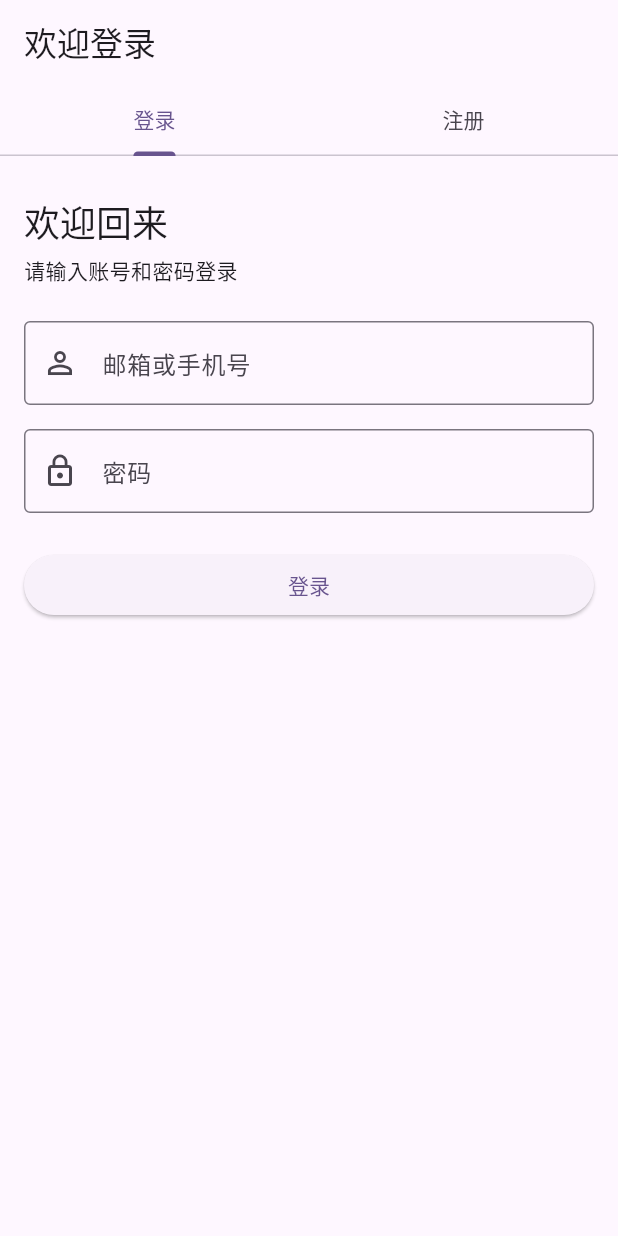
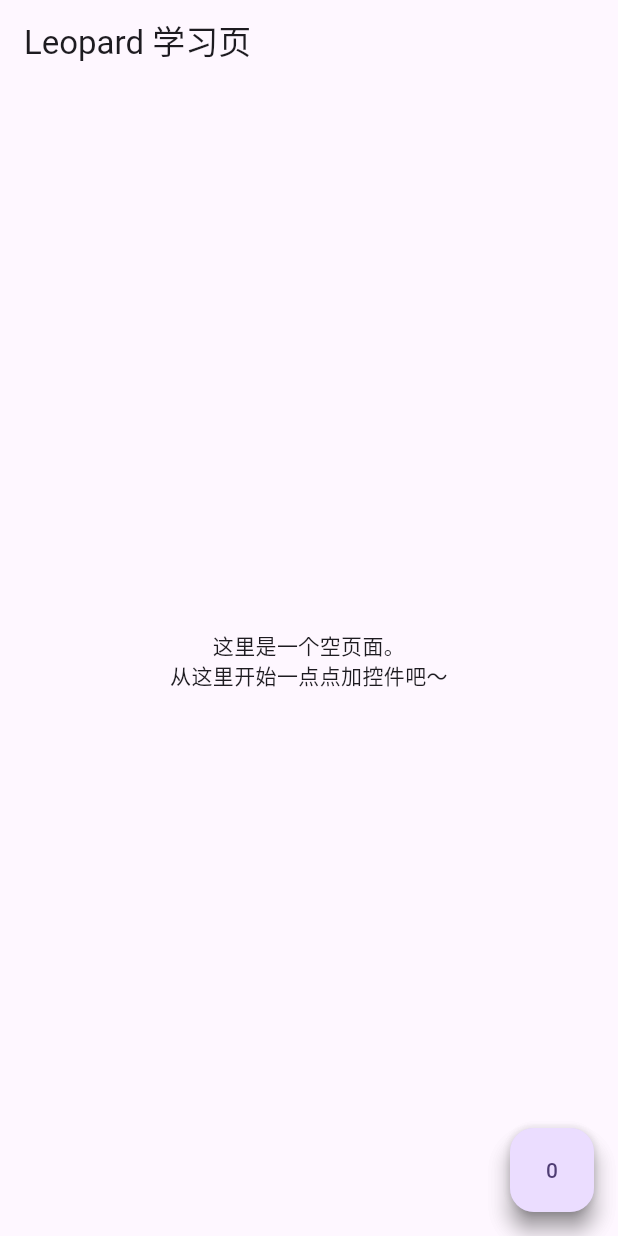
Before and after one commit to tlmile/flutter-leopard, a Flutter app: the screen it shows after launch, on a phone screen of 412 x 824 dp. Run offline on Flutter 3.47's test engine with Material 3 defaults, Android fonts, the phone set to English and light mode, and no system bars.

Commit message:
docs day02 快捷键

```diff
--- a/lib/main.dart
+++ b/lib/main.dart
@@ -1,249 +1,107 @@
+import 'package:flutter/foundation.dart';
 import 'package:flutter/material.dart';
 
-void main() {
-  runApp(const LeopardApp());
+void main() {//程序入口
+  runApp(const LeopardApp());//启动一个叫LeopardApp的应用
 }
 
+//整个APP的根widget 你写的所有页面、控件、按钮、文字 等都必须挂在这个根widget上
+// 整个app的大框架、地基
 class LeopardApp extends StatelessWidget {
   const LeopardApp({super.key});
 
   @override
   Widget build(BuildContext context) {
     return MaterialApp(
-      debugShowCheckedModeBanner: false,
-      title: 'Leopard Auth',
+      debugShowCheckedModeBanner: true,
+      title: 'Leopard Demo', //Android 上：在“最近任务列表”（多任务切换界面）里显示，web浏览器tab上的标题
       theme: ThemeData(
         colorSchemeSeed: Colors.deepPurple,
-        useMaterial3: true,
+        useMaterial3: true,//使用material design3风格
         inputDecorationTheme: const InputDecorationTheme(
           border: OutlineInputBorder(),
-        ),
+        ),//为所有的输入框，配置统一样式：都会有外边框
       ),
-      home: const _AuthPage(),
+      home: const HomePage(), // 现在首页就是一个空白模板
     );
   }
 }
 
-class _AuthPage extends StatelessWidget {
-  const _AuthPage();
+// main()
+// │
+// └── runApp(LeopardApp)
+//   │
+//   └── LeopardApp.build()
+//     │
+//     └── return MaterialApp
+//       │
+//       └── home: HomePage
+
+/// 从这里开始你可以一点点练习搭界面
+class HomePage extends StatelessWidget {
+  const HomePage({super.key});
 
   @override
   Widget build(BuildContext context) {
-    return DefaultTabController(
-      length: 2,
-      child: Scaffold(
-        appBar: AppBar(
-          title: const Text('欢迎登录'),
-          bottom: const TabBar(
-            tabs: [
-              Tab(text: '登录'),
-              Tab(text: '注册'),
-            ],
-          ),
+    return Scaffold(
+      appBar: AppBar(
+        title: const Text('Leopard 学习页'),
+      ),
+      body: const Center(
+        child: Text(
+          '这里是一个空页面。\n从这里开始一点点加控件吧～',
+          textAlign: TextAlign.center,
         ),
-        body: const SafeArea(
-          child: TabBarView(
-            children: [
-              _LoginForm(),
-              _RegisterForm(),
-            ],
-          ),
-        ),
+      ),
+      floatingActionButton: FloatingActionButton(
+          onPressed: () {},
+        child: const CounterFab(),
       ),
     );
   }
 }
 
-class _LoginForm extends StatefulWidget {
-  const _LoginForm();
+class CounterFab extends StatefulWidget {
+  const CounterFab({super.key});
 
   @override
-  State<_LoginForm> createState() => _LoginFormState();
+  State<CounterFab> createState() => _CounterFabState();
 }
 
-class _LoginFormState extends State<_LoginForm> {
-  final GlobalKey<FormState> _formKey = GlobalKey<FormState>();
-  final TextEditingController _accountController = TextEditingController();
-  final TextEditingController _passwordController = TextEditingController();
+class _CounterFabState extends State<CounterFab> {
+  int _count = 0;
 
   @override
-  void dispose() {
-    _accountController.dispose();
-    _passwordController.dispose();
-    super.dispose();
+  void initState() {
+    // TODO: implement initState
+    super.initState();
+    print('Counterfab initstate');
   }
 
-  void _submit() {
-    final bool isValid = _formKey.currentState?.validate() ?? false;
-    if (!isValid) return;
+  @override
+  Widget build(BuildContext context) {
+    // 每次 setState 触发重建时，都会打印这里
+    if (kDebugMode) {
+      print('CounterFab build, _count = $_count');
+    }
 
-    ScaffoldMessenger.of(context).showSnackBar(
-      SnackBar(
-        content: Text('登录成功：${_accountController.text.trim()}'),
-      ),
+    return FloatingActionButton(
+      heroTag: null,
+      onPressed: () {
+        setState(() {
+          _count ++;
+        });
+      },
+      child: Text('$_count'),
     );
   }
 
   @override
-  Widget build(BuildContext context) {
-    return SingleChildScrollView(
-      padding: const EdgeInsets.all(16),
-      child: Form(
-        key: _formKey,
-        child: Column(
-          crossAxisAlignment: CrossAxisAlignment.stretch,
-          children: [
-            const SizedBox(height: 12),
-            Text('欢迎回来', style: Theme.of(context).textTheme.headlineSmall),
-            const SizedBox(height: 6),
-            Text(
-              '请输入账号和密码登录',
-              style: Theme.of(context).textTheme.bodyMedium,
-            ),
-            const SizedBox(height: 24),
-            TextFormField(
-              controller: _accountController,
-              decoration: const InputDecoration(
-                labelText: '邮箱或手机号',
-                prefixIcon: Icon(Icons.person_outline),
-              ),
-              validator: (value) {
-                if (value == null || value.trim().isEmpty) {
-                  return '请输入账号';
-                }
-                return null;
-              },
-            ),
-            const SizedBox(height: 16),
-            TextFormField(
-              controller: _passwordController,
-              decoration: const InputDecoration(
-                labelText: '密码',
-                prefixIcon: Icon(Icons.lock_outline),
-              ),
-              obscureText: true,
-              validator: (value) {
-                if (value == null || value.trim().isEmpty) {
-                  return '请输入密码';
-                }
-                return null;
-              },
-            ),
-            const SizedBox(height: 24),
-            ElevatedButton(
-              onPressed: _submit,
-              child: const Text('登录'),
-            ),
-          ],
-        ),
-      ),
-    );
+  void dispose() {
+    if (kDebugMode) {
+      print('CounterFab dispose');
+    }
+    // TODO: implement dispose
+    super.dispose();
   }
 }
-
-class _RegisterForm extends StatefulWidget {
-  const _RegisterForm();
-
-  @override
-  State<_RegisterForm> createState() => _RegisterFormState();
-}
-
-class _RegisterFormState extends State<_RegisterForm> {
-  final GlobalKey<FormState> _formKey = GlobalKey<FormState>();
-  final TextEditingController _nameController = TextEditingController();
-  final TextEditingController _emailController = TextEditingController();
-  final TextEditingController _passwordController = TextEditingController();
-
-  @override
-  void dispose() {
-    _nameController.dispose();
-    _emailController.dispose();
-    _passwordController.dispose();
-    super.dispose();
-  }
-
-  void _submit() {
-    final bool isValid = _formKey.currentState?.validate() ?? false;
-    if (!isValid) return;
-
-    ScaffoldMessenger.of(context).showSnackBar(
-      SnackBar(
-        content: Text('注册成功：${_emailController.text.trim()}'),
-      ),
-    );
-  }
-
-  @override
-  Widget build(BuildContext context) {
-    return SingleChildScrollView(
-      padding: const EdgeInsets.all(16),
-      child: Form(
-        key: _formKey,
-        child: Column(
-          crossAxisAlignment: CrossAxisAlignment.stretch,
-          children: [
-            const SizedBox(height: 12),
-            Text('创建新账号', style: Theme.of(context).textTheme.headlineSmall),
-            const SizedBox(height: 6),
-            Text(
-              '填写信息完成注册',
-              style: Theme.of(context).textTheme.bodyMedium,
-            ),
-            const SizedBox(height: 24),
-            TextFormField(
-              controller: _nameController,
-              decoration: const InputDecoration(
-                labelText: '昵称',
-                prefixIcon: Icon(Icons.badge_outlined),
-              ),
-              validator: (value) {
-                if (value == null || value.trim().isEmpty) {
-                  return '请输入昵称';
-                }
-                return null;
-              },
-            ),
-            const SizedBox(height: 16),
-            TextFormField(
-              controller: _emailController,
-              decoration: const InputDecoration(
-                labelText: '邮箱',
-                prefixIcon: Icon(Icons.email_outlined),
-              ),
-              keyboardType: TextInputType.emailAddress,
-              validator: (value) {
-                if (value == null || value.trim().isEmpty) {
-                  return '请输入邮箱';
-                }
-                return null;
-              },
-            ),
-            const SizedBox(height: 16),
-            TextFormField(
-              controller: _passwordController,
-              decoration: const InputDecoration(
-                labelText: '设置密码',
-                prefixIcon: Icon(Icons.lock_reset_outlined),
-              ),
-              obscureText: true,
-              validator: (value) {
-                if (value == null || value.trim().isEmpty) {
-                  return '请输入密码';
-                }
-                if (value.trim().length < 6) {
-                  return '密码至少 6 位';
-                }
-                return null;
-              },
-            ),
-            const SizedBox(height: 24),
-            ElevatedButton(
-              onPressed: _submit,
-              child: const Text('注册'),
-            ),
-          ],
-        ),
-      ),
-    );
-  }
-}
```
Also changed, not shown: 6 other files.
